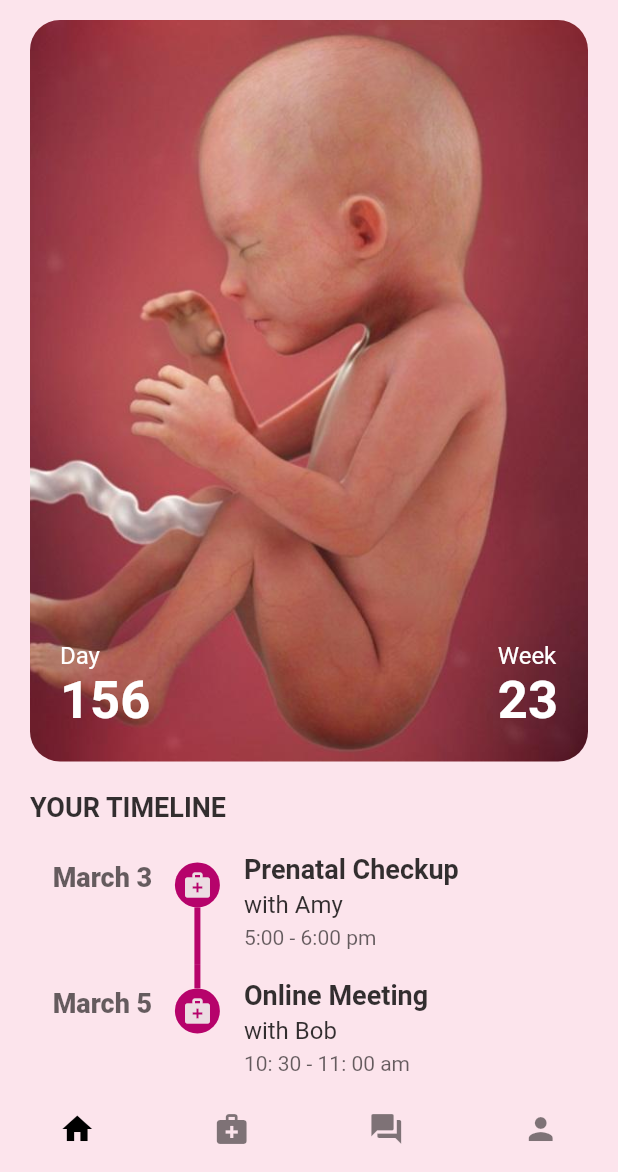
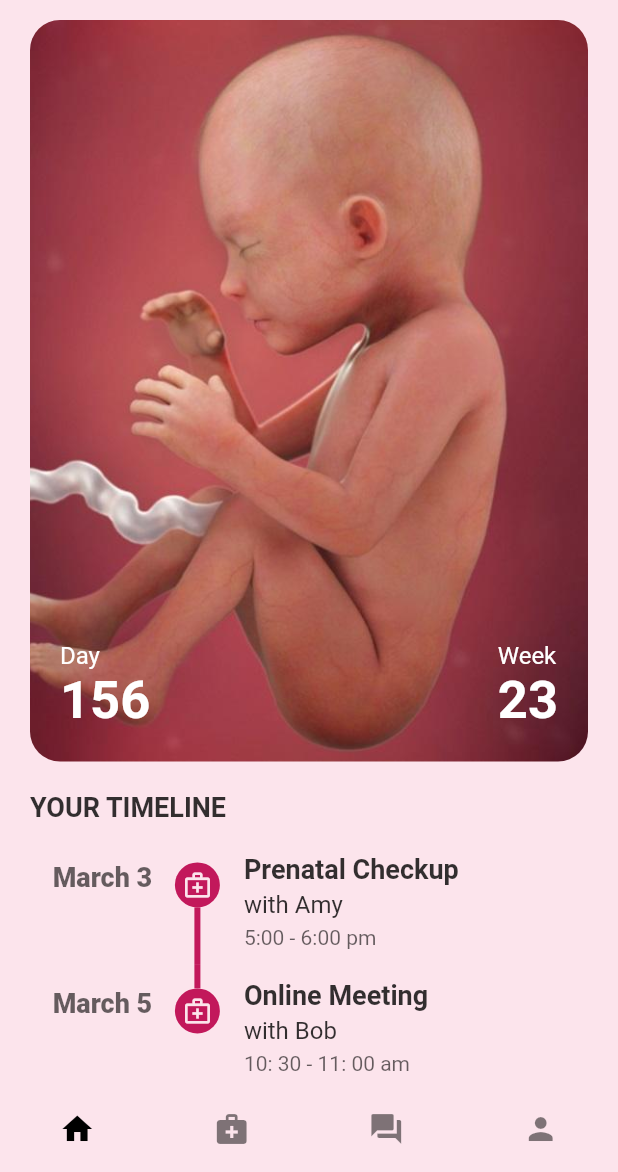
Before and after one commit to GDSC-2022/Preg9_FE, a Flutter app: the screen it shows after launch, on a phone screen of 412 x 824 dp, the part 64-1236 px from its top. Run offline on Flutter 3.47's test engine with Material 2 defaults, Android fonts, the phone set to English and light mode, and no system bars; drawn by our look-alikes of timeline_tile.

Commit message:
Update timeline.dart

```diff
--- a/lib/pages/timeline.dart
+++ b/lib/pages/timeline.dart
@@ -19,7 +19,7 @@ class EventTimeline extends StatelessWidget {
             ),
             _buildTimelineTile(
                 indicator: const _IconIndicator(
-                  iconData: Icons.medical_services,
+                  iconData: Icons.medical_services_outlined,
                   size: 20,
                 ),
                 date: 'March 3',
@@ -29,7 +29,7 @@ class EventTimeline extends StatelessWidget {
                 isFirst: true),
             _buildTimelineTile(
                 indicator: const _IconIndicator(
-                  iconData: Icons.medical_services,
+                  iconData: Icons.medical_services_outlined,
                   size: 20,
                 ),
                 date: 'March 5',
@@ -54,7 +54,7 @@ TimelineTile _buildTimelineTile({
   return TimelineTile(
     alignment: TimelineAlign.manual,
     lineXY: 0.3,
-    beforeLineStyle: const LineStyle(color: Color.fromARGB(255, 182, 3, 107)),
+    beforeLineStyle: LineStyle(color: Color(0XFFC2185B)),
     indicatorStyle: IndicatorStyle(
       indicatorXY: 0.3,
       drawGap: true,
@@ -128,9 +128,9 @@ class _IconIndicator extends StatelessWidget {
     return Stack(
       children: [
         Container(
-          decoration: const BoxDecoration(
+          decoration: BoxDecoration(
             shape: BoxShape.circle,
-            color: Color.fromARGB(255, 182, 3, 107),
+            color: Colors.pink[700],
           ),
         ),
         Positioned.fill(
@@ -140,7 +140,7 @@ class _IconIndicator extends StatelessWidget {
               height: 30,
               width: 30,
               child: Icon(iconData,
-                  size: size, color: const Color.fromARGB(255, 236, 220, 226)),
+                  size: size, color: Colors.pink[50]),
             ),
           ),
         ),
```
